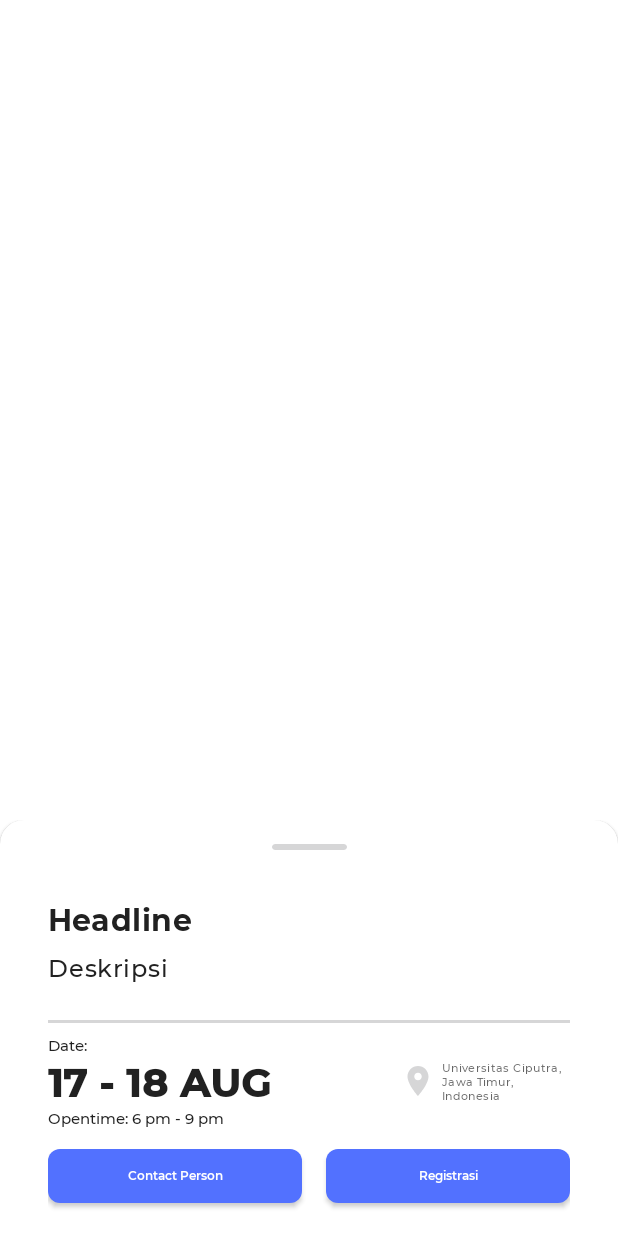
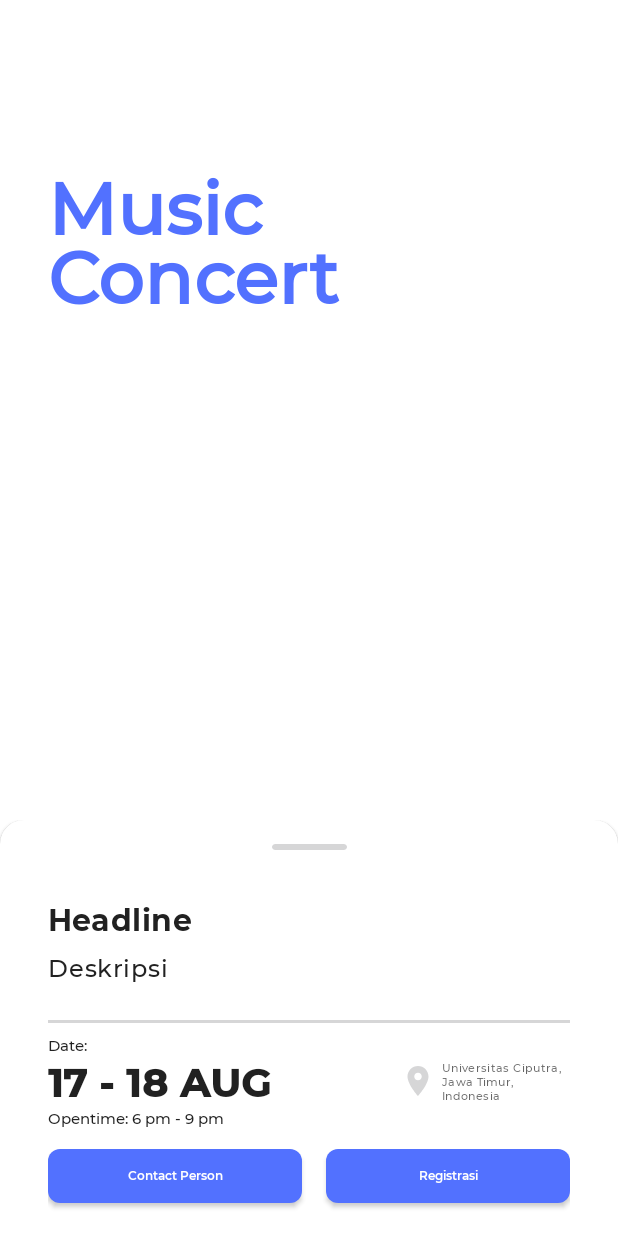
Before and after one commit to ilhamaflah/sabastudent, an Android app: the DetailEventActivity screen opened directly, with no data from a screen before it, on a phone screen of 412 x 824 dp. Run offline under Robolectric (Android 15) with nearby library versions, the phone set to English and light mode, and no system bars; our stand-ins replace Picasso; libraries missing offline, so code that uses them is left out: splitties.toast, splitties.toast.toast; pictures from the network do not load; 9 statements that could not run were skipped.

Commit message:
Ads & Maps
Bug fixes and improvements

```diff
--- a/app/src/main/java/id/saba/saba/ui/event/DetailEventActivity.kt
+++ b/app/src/main/java/id/saba/saba/ui/event/DetailEventActivity.kt
@@ -5,6 +5,8 @@ import android.content.Intent
 import android.content.pm.PackageManager
 import android.net.Uri
 import android.os.Bundle
+import android.text.method.ScrollingMovementMethod
+import android.view.View
 import androidx.appcompat.app.AppCompatActivity
 import androidx.core.app.ActivityCompat
 import androidx.core.content.ContextCompat
@@ -62,8 +64,9 @@ class DetailEventActivity : AppCompatActivity() {
         binding.imgDetailEventGambar.transitionName = "event-${event.id}"
 
         binding.txtDetailEventTitle.text = event.judul
-        //binding.txtDetailEventHeadline.text = event.headline
+        binding.txtDetailEventHeadline.text = event.judul
         binding.txtDetailEventDeskripsi.text = event.deskripsi
+        binding.txtDetailEventDeskripsi.movementMethod = ScrollingMovementMethod()
         binding.txtEventDetailTanggal.text = event.textTanggal()
         binding.txtEventDetailWaktu.text = event.textWaktu()
         //binding.btnEventDetailEarly.text = event.textEarly()
--- a/app/src/main/res/layout/activity_detail_event.xml
+++ b/app/src/main/res/layout/activity_detail_event.xml
@@ -93,7 +93,7 @@
                 android:layout_weight="1"
                 android:lineSpacingMultiplier="0.8"
                 android:text="Music Concert"
-                android:textColor="@color/white"
+                android:textColor="@color/primary"
                 android:textFontWeight="900"
                 app:layout_constraintEnd_toEndOf="parent"
                 app:layout_constraintStart_toStartOf="parent"
@@ -124,7 +124,15 @@
                     app:layout_constraintEnd_toEndOf="parent"
                     app:layout_constraintStart_toStartOf="parent"
                     app:layout_constraintTop_toTopOf="parent"
-                    style="@style/Theme.Sabaid.BottomSheetDragger" />
+                    style="@style/Theme.Sabaid.BottomSheetDragger" >
+
+                </com.google.android.material.card.MaterialCardView>
+
+                <ScrollView
+                    android:layout_width="match_parent"
+                    android:layout_height="match_parent"
+                    tools:layout_editor_absoluteX="181dp"
+                    tools:layout_editor_absoluteY="16dp"/>
 
                 <LinearLayout
                     android:layout_width="match_parent"
@@ -146,11 +154,15 @@
 
                     <TextView
                         android:id="@+id/txtDetailEventDeskripsi"
-                        android:layout_marginTop="8dp"
+                        style="@style/TextAppearance.Sabaid.Body1"
                         android:layout_width="match_parent"
                         android:layout_height="wrap_content"
-                        android:text="Deskripsi"
-                        style="@style/TextAppearance.Sabaid.Body1"/>
+                        android:layout_marginTop="8dp"
+                        android:focusable="auto"
+                        android:focusableInTouchMode="true"
+                        android:maxLines="9"
+                        android:scrollbars="vertical"
+                        android:text="Deskripsi" />
 
                     <View
                         android:id="@+id/separatorBawah"
--- a/app/src/main/res/layout/card_event.xml
+++ b/app/src/main/res/layout/card_event.xml
@@ -57,6 +57,9 @@
                 android:layout_width="wrap_content"
                 android:layout_height="wrap_content"
                 android:layout_marginTop="8dp"
+                android:ellipsize="end"
+                android:maxLines="4"
+                android:minLines="1"
                 android:text="Deskripsi"
                 android:textSize="12sp" />
 
--- a/build.gradle
+++ b/build.gradle
@@ -7,8 +7,9 @@ buildscript {
         mavenCentral()
     }
     dependencies {
-        classpath 'com.android.tools.build:gradle:7.2.0'
+        classpath 'com.android.tools.build:gradle:7.2.1'
         classpath 'org.jetbrains.kotlin:kotlin-gradle-plugin:1.6.21'
+        classpath("com.google.android.libraries.mapsplatform.secrets-gradle-plugin:secrets-gradle-plugin:2.0.1")
         // NOTE: Do not place your application dependencies here; they belong
         // in the individual module build.gradle files
     }
```
Also changed, not shown: app/build.gradle (+7 -5 lines), app/src/main/AndroidManifest.xml (+7 -1 lines), app/src/main/java/id/saba/saba/MainActivity.kt (+17 -6 lines), app/src/main/java/id/saba/saba/data/controllers/AdsController.kt (added, +71 -0 lines), app/src/main/java/id/saba/saba/ui/kost/KostActivity.kt (+7 -0 lines), app/src/main/res/layout/bottom_sheet_category.xml (+4 -3 lines).
